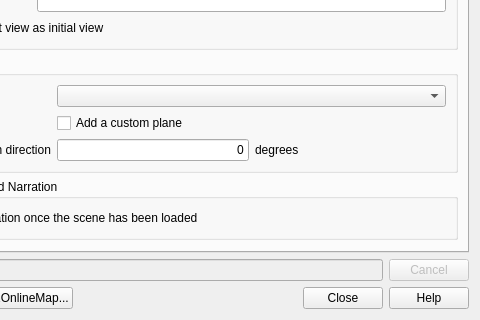
Qt form gui/ui/exporttowebdialog.ui (minorua/Qgis2threejs) before a commit; both pictures show x 113 to 593 and y 141 to 461 of the 593 by 461 pixel window.
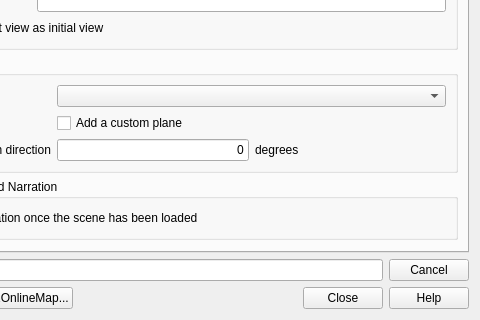
The same form after that commit.

Commit message: fix disabled Cancel button in Export to Web dialog

```diff
--- a/gui/ui/exporttowebdialog.ui
+++ b/gui/ui/exporttowebdialog.ui
@@ -233,9 +233,6 @@
    </item>
    <item row="1" column="0" colspan="2">
     <widget class="QProgressBar" name="progressBar">
-     <property name="enabled">
-      <bool>false</bool>
-     </property>
      <property name="minimumSize">
       <size>
        <width>400</width>
@@ -249,9 +246,6 @@
    </item>
    <item row="1" column="2">
     <widget class="QPushButton" name="pushButton_Cancel">
-     <property name="enabled">
-      <bool>false</bool>
-     </property>
      <property name="text">
       <string>Cancel</string>
      </property>
```
The commit also changes 1 other file.
